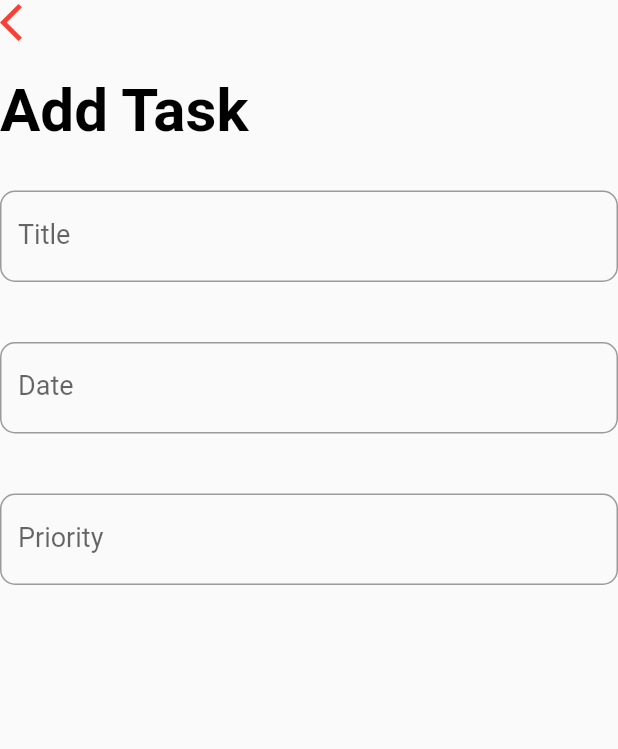
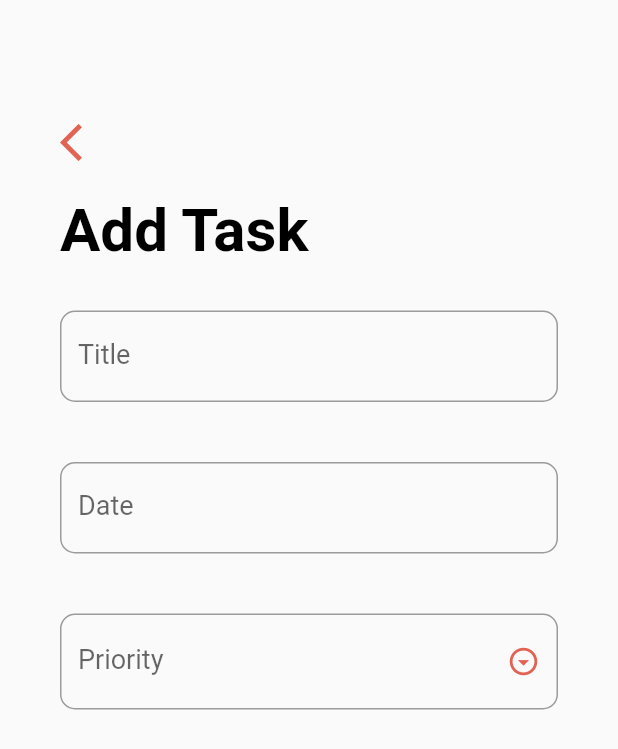
Before and after one commit to HossamMuhammedOmar/Todo_List_App_Flutter, a Flutter app: the AddTaskScreen screen opened directly, on a phone screen of 412 x 824 dp. Shown: the top 749 px of the screen. Run offline on Flutter 3.47's test engine with Material 2 defaults, Android fonts, the phone set to English and light mode, and no system bars.

Commit message:
update project

```diff
--- a/lib/screens/add_task_screen.dart
+++ b/lib/screens/add_task_screen.dart
@@ -1,4 +1,5 @@
 import 'package:flutter/material.dart';
+import 'package:intl/intl.dart';
 
 class AddTaskScreen extends StatefulWidget {
   AddTaskScreen({Key key}) : super(key: key);
@@ -13,6 +14,8 @@ class _AddTaskScreenState extends State<AddTaskScreen> {
   DateTime _date = DateTime.now();
   String _priority;
   TextEditingController _dateController = TextEditingController();
+  final DateFormat _dateFormat = DateFormat('MMM dd, yyyy');
+  final List<String> _levels = ['Low', 'Medium', 'High'];
 
   _handleDatePicker() async {
     print('showDatePicker');
@@ -27,14 +30,16 @@ class _AddTaskScreenState extends State<AddTaskScreen> {
         _date = date;
       });
     }
-    _dateController.text = _date.toString();
+    _dateController.text = _dateFormat.format(_date);
   }
 
   @override
   Widget build(BuildContext context) {
     return SafeArea(
       child: Scaffold(
-        body: Container(
+        body: SingleChildScrollView(
+          child: Container(
+            padding: EdgeInsets.symmetric(horizontal: 40.0, vertical: 80.0),
             child: Column(
               crossAxisAlignment: CrossAxisAlignment.start,
               children: [
@@ -42,7 +47,7 @@ class _AddTaskScreenState extends State<AddTaskScreen> {
                   onTap: () => Navigator.pop(context),
                   child: Icon(
                     Icons.arrow_back_ios,
-                  color: Theme.of(context).primaryColor,
+                    color: Color(0xFFE26253),
                     size: 30.0,
                   ),
                 ),
@@ -83,6 +88,7 @@ class _AddTaskScreenState extends State<AddTaskScreen> {
                       Padding(
                         padding: EdgeInsets.symmetric(vertical: 20.0),
                         child: TextFormField(
+                          readOnly: true,
                           controller: _dateController,
                           onTap: _handleDatePicker,
                           style: TextStyle(fontSize: 18.0),
@@ -97,7 +103,22 @@ class _AddTaskScreenState extends State<AddTaskScreen> {
                       ),
                       Padding(
                         padding: EdgeInsets.symmetric(vertical: 20.0),
-                      child: TextFormField(
+                        child: DropdownButtonFormField(
+                          icon: Icon(Icons.arrow_drop_down_circle_outlined),
+                          iconSize: 22.0,
+                          iconEnabledColor: Color(0xFFE26253),
+                          items: _levels.map((String level) {
+                            return DropdownMenuItem(
+                              child: Text(
+                                level,
+                                style: TextStyle(
+                                  fontSize: 18.0,
+                                  color: Colors.black,
+                                ),
+                              ),
+                              value: level,
+                            );
+                          }).toList(),
                           style: TextStyle(
                             fontSize: 18.0,
                           ),
@@ -108,11 +129,14 @@ class _AddTaskScreenState extends State<AddTaskScreen> {
                               borderRadius: BorderRadius.circular(10.0),
                             ),
                           ),
-                        validator: (input) => input.trim().toString().isEmpty
-                            ? 'Please enter a task title'
+                          validator: (input) => _priority == null
+                              ? 'Please select a piority level'
                               : null,
-                        onSaved: (value) => _title = value,
-                        initialValue: _title,
+                          onChanged: (value) {
+                            setState(() {
+                              _priority = value;
+                            });
+                          },
                         ),
                       ),
                     ],
@@ -122,6 +146,7 @@ class _AddTaskScreenState extends State<AddTaskScreen> {
             ),
           ),
         ),
+      ),
     );
   }
 }
```
Lines whose indentation alone changed are shown as unchanged.
